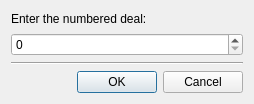
Qt form src/desktop/forms/NumberedDealUI.ui (arabine/icl) before a commit.
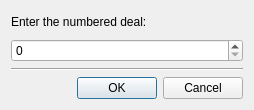
The same form after that commit.

Commit message: Correction of the maximum deal number value, now 32-bit signed is a max

What changed in the file:
```diff
--- a/src/desktop/forms/NumberedDealUI.ui
+++ b/src/desktop/forms/NumberedDealUI.ui
@@ -7,7 +7,7 @@
     <x>0</x>
     <y>0</y>
     <width>254</width>
-    <height>104</height>
+    <height>110</height>
    </rect>
   </property>
   <property name="windowTitle">
@@ -24,7 +24,7 @@
    <item>
     <widget class="QSpinBox" name="dealNumber">
      <property name="maximum">
-      <number>32767</number>
+      <number>2147483647</number>
      </property>
     </widget>
    </item>
```
